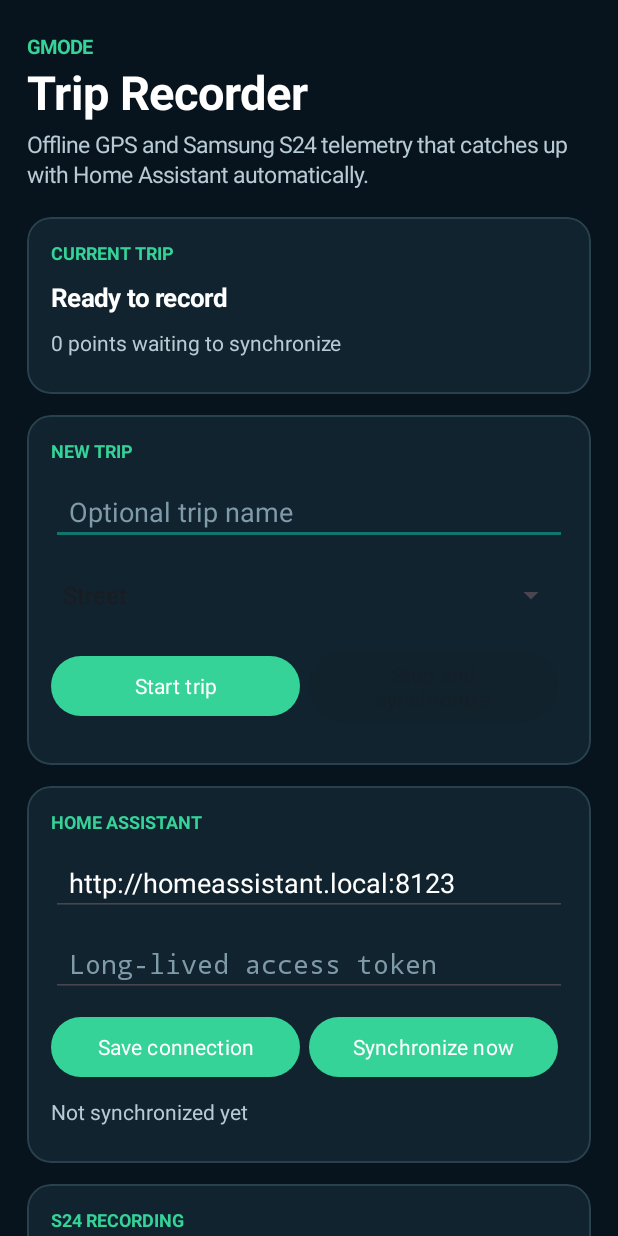
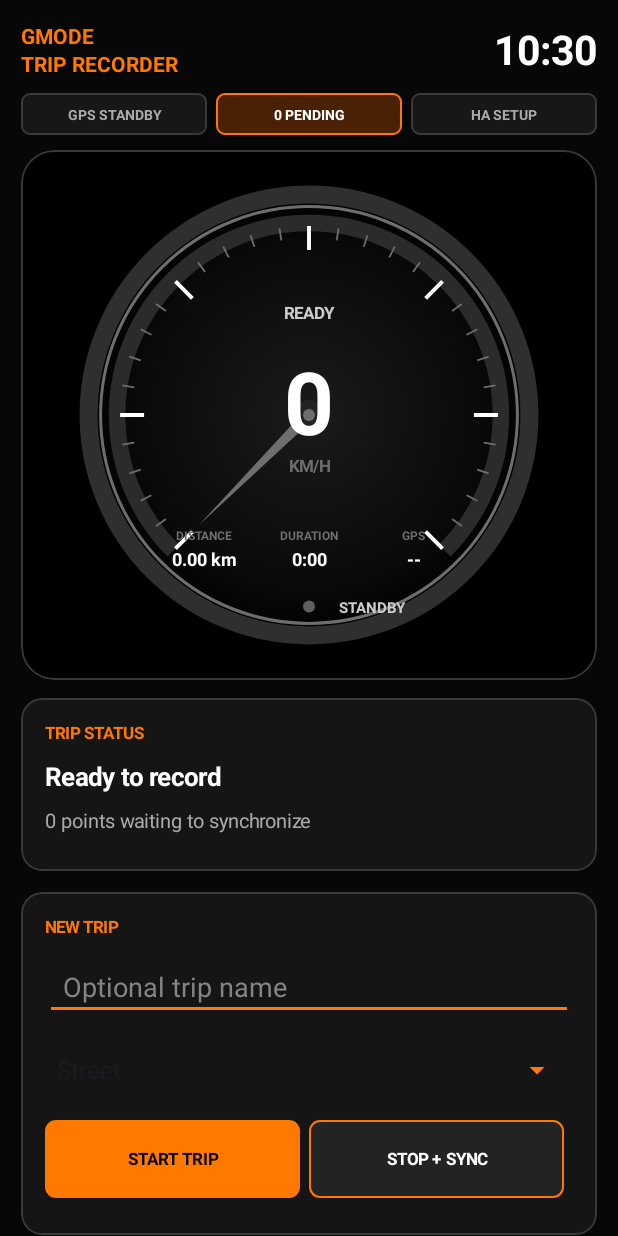
Before and after one commit to gmode2020x-tim/jarvis-local-llm, an Android app: the screen it shows after launch (MainActivity), on a phone screen of 412 x 824 dp. Run offline under Robolectric (Android 15) with nearby library versions, the light colour scheme and no system bars; our stand-ins replace Room's generated code.

Commit message:
Redesign Android trip dashboard

```diff
--- a/android/gmode-trip-recorder/app/build.gradle.kts
+++ b/android/gmode-trip-recorder/app/build.gradle.kts
@@ -12,8 +12,8 @@ android {
         applicationId = "ca.gmode.triprecorder"
         minSdk = 29
         targetSdk = 35
-        versionCode = 1
-        versionName = "1.0.0"
+        versionCode = 2
+        versionName = "1.1.0"
 
         testInstrumentationRunner = "androidx.test.runner.AndroidJUnitRunner"
     }
--- /dev/null
+++ b/android/gmode-trip-recorder/app/src/main/java/ca/gmode/triprecorder/DashboardGaugeView.kt
@@ -0,0 +1,212 @@
+package ca.gmode.triprecorder
+
+import android.content.Context
+import android.graphics.Canvas
+import android.graphics.Color
+import android.graphics.Paint
+import android.graphics.Path
+import android.graphics.RadialGradient
+import android.graphics.RectF
+import android.graphics.Shader
+import android.util.AttributeSet
+import android.view.View
+import kotlin.math.cos
+import kotlin.math.min
+import kotlin.math.roundToInt
+import kotlin.math.sin
+
+/** Automotive-style live trip instrument drawn without bitmap assets. */
+class DashboardGaugeView @JvmOverloads constructor(
+    context: Context,
+    attrs: AttributeSet? = null,
+) : View(context, attrs) {
+    private val paint = Paint(Paint.ANTI_ALIAS_FLAG)
+    private val bounds = RectF()
+    private val needlePath = Path()
+    private var dialGradient: RadialGradient? = null
+
+    private var isRecording = false
+    private var speedKph = 0
+    private var distanceKm = 0.0
+    private var duration = "0:00"
+    private var accuracyMeters: Int? = null
+    private var tripTitle = "READY"
+
+    fun setTelemetry(
+        recording: Boolean,
+        title: String,
+        speedKph: Int,
+        distanceKm: Double,
+        duration: String,
+        accuracyMeters: Int?,
+    ) {
+        isRecording = recording
+        tripTitle = title.uppercase().take(22)
+        this.speedKph = speedKph.coerceAtLeast(0)
+        this.distanceKm = distanceKm.coerceAtLeast(0.0)
+        this.duration = duration
+        this.accuracyMeters = accuracyMeters
+        invalidate()
+    }
+
+    override fun onMeasure(widthMeasureSpec: Int, heightMeasureSpec: Int) {
+        val width = MeasureSpec.getSize(widthMeasureSpec)
+        val desired = (width * 0.92f).roundToInt()
+        setMeasuredDimension(width, resolveSize(desired, heightMeasureSpec))
+    }
+
+    override fun onDraw(canvas: Canvas) {
+        super.onDraw(canvas)
+        val cx = width / 2f
+        val cy = height / 2f
+        val radius = min(width, height) * 0.43f
+        val orange = Color.rgb(255, 121, 0)
+        val mutedOrange = Color.rgb(116, 57, 10)
+        val activeColor = if (isRecording) orange else Color.rgb(110, 110, 110)
+
+        paint.style = Paint.Style.FILL
+        paint.shader = dialGradient
+        canvas.drawCircle(cx, cy, radius, paint)
+        paint.shader = null
+
+        paint.style = Paint.Style.STROKE
+        paint.strokeWidth = dp(12f)
+        paint.color = Color.rgb(47, 47, 47)
+        canvas.drawCircle(cx, cy, radius - dp(5f), paint)
+        paint.strokeWidth = dp(2f)
+        paint.color = activeColor
+        canvas.drawCircle(cx, cy, radius - dp(13f), paint)
+
+        bounds.set(cx - radius + dp(24f), cy - radius + dp(24f), cx + radius - dp(24f), cy + radius - dp(24f))
+        paint.strokeCap = Paint.Cap.BUTT
+        paint.strokeWidth = dp(11f)
+        paint.color = if (isRecording) mutedOrange else Color.rgb(43, 43, 43)
+        canvas.drawArc(bounds, 135f, 270f, false, paint)
+        paint.color = activeColor
+        val sweep = (speedKph.coerceAtMost(MAX_SPEED).toFloat() / MAX_SPEED) * 270f
+        canvas.drawArc(bounds, 135f, sweep, false, paint)
+
+        drawTicks(canvas, cx, cy, radius - dp(26f), activeColor)
+        drawNeedle(canvas, cx, cy, radius - dp(48f), activeColor)
+
+        drawCentered(canvas, tripTitle, cx, cy - radius * 0.42f, dp(11f), Color.LTGRAY, true)
+        drawCentered(canvas, speedKph.toString(), cx, cy + dp(13f), dp(58f), Color.WHITE, true)
+        drawCentered(canvas, "KM/H", cx, cy + dp(38f), dp(11f), activeColor, true)
+
+        val metricY = cy + radius * 0.55f
+        drawMetric(canvas, cx - radius * 0.46f, metricY, "DISTANCE", "%.2f km".format(distanceKm), activeColor)
+        drawMetric(canvas, cx, metricY, "DURATION", duration, activeColor)
+        drawMetric(
+            canvas,
+            cx + radius * 0.46f,
+            metricY,
+            "GPS",
+            accuracyMeters?.let { "±$it m" } ?: "--",
+            activeColor,
+        )
+
+        paint.style = Paint.Style.FILL
+        paint.color = if (isRecording) orange else Color.rgb(95, 95, 95)
+        canvas.drawCircle(cx, cy + radius * 0.84f, dp(4f), paint)
+        drawCentered(
+            canvas,
+            if (isRecording) "RECORDING" else "STANDBY",
+            cx + dp(42f),
+            cy + radius * 0.87f,
+            dp(10f),
+            Color.LTGRAY,
+            true,
+        )
+    }
+
+    private fun drawTicks(canvas: Canvas, cx: Float, cy: Float, radius: Float, color: Int) {
+        for (index in 0..30) {
+            val degrees = 135f + index * 9f
+            val radians = Math.toRadians(degrees.toDouble())
+            val major = index % 5 == 0
+            val outer = radius
+            val inner = radius - dp(if (major) 16f else 8f)
+            paint.style = Paint.Style.STROKE
+            paint.strokeWidth = dp(if (major) 2.6f else 1.2f)
+            paint.color = if (major) Color.WHITE else color
+            canvas.drawLine(
+                cx + cos(radians).toFloat() * inner,
+                cy + sin(radians).toFloat() * inner,
+                cx + cos(radians).toFloat() * outer,
+                cy + sin(radians).toFloat() * outer,
+                paint,
+            )
+        }
+    }
+
+    private fun drawNeedle(canvas: Canvas, cx: Float, cy: Float, length: Float, color: Int) {
+        val degrees = 135f + (speedKph.coerceAtMost(MAX_SPEED).toFloat() / MAX_SPEED) * 270f
+        val radians = Math.toRadians(degrees.toDouble())
+        val tipX = cx + cos(radians).toFloat() * length
+        val tipY = cy + sin(radians).toFloat() * length
+        val perpendicular = radians + Math.PI / 2
+        needlePath.apply {
+            reset()
+            moveTo(
+                cx + cos(perpendicular).toFloat() * dp(4f),
+                cy + sin(perpendicular).toFloat() * dp(4f),
+            )
+            lineTo(tipX, tipY)
+            lineTo(
+                cx - cos(perpendicular).toFloat() * dp(4f),
+                cy - sin(perpendicular).toFloat() * dp(4f),
+            )
+            close()
+        }
+        paint.style = Paint.Style.FILL
+        paint.color = color
+        canvas.drawPath(needlePath, paint)
+        paint.color = Color.rgb(35, 35, 35)
+        canvas.drawCircle(cx, cy, dp(10f), paint)
+        paint.color = color
+        canvas.drawCircle(cx, cy, dp(4f), paint)
+    }
+
+    private fun drawMetric(canvas: Canvas, x: Float, y: Float, label: String, value: String, accent: Int) {
+        drawCentered(canvas, label, x, y, dp(8f), accent, true)
+        drawCentered(canvas, value, x, y + dp(17f), dp(12f), Color.WHITE, true)
+    }
+
+    private fun drawCentered(
+        canvas: Canvas,
+        value: String,
+        x: Float,
+        baseline: Float,
+        size: Float,
+        color: Int,
+        bold: Boolean,
+    ) {
+        paint.style = Paint.Style.FILL
+        paint.textAlign = Paint.Align.CENTER
+        paint.textSize = size
+        paint.color = color
+        paint.typeface = if (bold) android.graphics.Typeface.DEFAULT_BOLD else android.graphics.Typeface.DEFAULT
+        canvas.drawText(value, x, baseline, paint)
+    }
+
+    private fun dp(value: Float): Float = value * resources.displayMetrics.density
+
+    override fun onSizeChanged(width: Int, height: Int, oldWidth: Int, oldHeight: Int) {
+        super.onSizeChanged(width, height, oldWidth, oldHeight)
+        val cx = width / 2f
+        val cy = height / 2f
+        val radius = min(width, height) * 0.43f
+        dialGradient = RadialGradient(
+            cx,
+            cy,
+            radius,
+            intArrayOf(Color.rgb(27, 27, 27), Color.rgb(10, 10, 10), Color.BLACK),
+            floatArrayOf(0f, 0.74f, 1f),
+            Shader.TileMode.CLAMP,
+        )
+    }
+
+    private companion object {
+        const val MAX_SPEED = 160
+    }
+}
--- a/android/gmode-trip-recorder/app/src/main/java/ca/gmode/triprecorder/MainActivity.kt
+++ b/android/gmode-trip-recorder/app/src/main/java/ca/gmode/triprecorder/MainActivity.kt
@@ -3,7 +3,10 @@ package ca.gmode.triprecorder
 import android.Manifest
 import android.content.Intent
 import android.content.pm.PackageManager
+import android.content.res.ColorStateList
 import android.graphics.Color
+import android.graphics.Typeface
+import android.graphics.drawable.GradientDrawable
 import android.net.Uri
 import android.os.Build
 import android.os.Bundle
@@ -35,6 +38,8 @@ import kotlinx.coroutines.isActive
 import kotlinx.coroutines.launch
 import java.time.Duration
 import java.time.Instant
+import java.time.LocalTime
+import java.time.format.DateTimeFormatter
 import kotlin.math.roundToInt
 
 class MainActivity : AppCompatActivity() {
@@ -49,6 +54,11 @@ class MainActivity : AppCompatActivity() {
     private lateinit var recorderStatus: TextView
     private lateinit var telemetryStatus: TextView
     private lateinit var synchronizationStatus: TextView
+    private lateinit var gpsChip: TextView
+    private lateinit var queueChip: TextView
+    private lateinit var homeAssistantChip: TextView
+    private lateinit var dashboardClock: TextView
+    private lateinit var gauge: DashboardGaugeView
     private lateinit var startButton: MaterialButton
     private lateinit var stopButton: MaterialButton
     private var startAfterPermission = false
@@ -74,28 +84,45 @@ class MainActivity : AppCompatActivity() {
 
     private fun createContent(): ScrollView {
         val scroll = ScrollView(this).apply {
-            setBackgroundColor(Color.parseColor("#08141D"))
+            setBackgroundColor(BACKGROUND)
             isFillViewport = true
         }
         val content = LinearLayout(this).apply {
             orientation = LinearLayout.VERTICAL
-            setPadding(dp(18), dp(22), dp(18), dp(32))
+            setPadding(dp(14), dp(14), dp(14), dp(32))
         }
         scroll.addView(content, ViewGroup.LayoutParams(ViewGroup.LayoutParams.MATCH_PARENT, ViewGroup.LayoutParams.WRAP_CONTENT))
 
-        content.addView(text("GMODE", 13f, Color.parseColor("#36D399"), bold = true))
-        content.addView(text("Trip Recorder", 31f, Color.WHITE, bold = true).withBottom(dp(4)))
+        dashboardClock = text("--:--", 27f, Color.WHITE, bold = true).apply { gravity = Gravity.END }
         content.addView(
-            text(
-                "Offline GPS and Samsung S24 telemetry that catches up with Home Assistant automatically.",
-                15f,
-                Color.parseColor("#B8CAD4"),
-            ).withBottom(dp(18)),
+            horizontalViews(
+                text("GMODE\nTRIP RECORDER", 14f, ORANGE, bold = true),
+                dashboardClock,
+            ).withBottom(dp(10)),
+        )
+
+        gpsChip = statusChip("GPS STANDBY")
+        queueChip = statusChip("0 PENDING")
+        homeAssistantChip = statusChip("HA CHECKING")
+        content.addView(horizontalViews(gpsChip, queueChip, homeAssistantChip).withBottom(dp(10)))
+
+        gauge = DashboardGaugeView(this)
+        content.addView(
+            MaterialCardView(this).apply {
+                radius = dp(22).toFloat()
+                strokeWidth = dp(1)
+                strokeColor = OUTLINE
+                setCardBackgroundColor(Color.BLACK)
+                addView(gauge)
+                layoutParams = LinearLayout.LayoutParams(ViewGroup.LayoutParams.MATCH_PARENT, ViewGroup.LayoutParams.WRAP_CONTENT).apply {
+                    bottomMargin = dp(12)
+                }
+            },
         )
 
         recorderStatus = text("Checking recorder…", 17f, Color.WHITE, bold = true)
-        telemetryStatus = text("", 14f, Color.parseColor("#B8CAD4"))
-        content.addView(card("CURRENT TRIP", recorderStatus, telemetryStatus))
+        telemetryStatus = text("", 13f, MUTED)
+        content.addView(card("TRIP STATUS", recorderStatus, telemetryStatus))
 
         tripName = editText("Optional trip name")
         tripType = Spinner(this).apply {
@@ -104,31 +131,40 @@ class MainActivity : AppCompatActivity() {
                 android.R.layout.simple_spinner_dropdown_item,
                 TRIP_TYPE_LABELS,
             )
+            backgroundTintList = ColorStateList.valueOf(ORANGE)
         }
-        startButton = MaterialButton(this).apply { text = "Start trip" }
-        stopButton = MaterialButton(this).apply { text = "Stop and synchronize"; isEnabled = false }
+        startButton = dashboardButton("START TRIP", filled = true)
+        stopButton = dashboardButton("STOP + SYNC", filled = false).apply { isEnabled = false }
         content.addView(card("NEW TRIP", tripName, tripType, horizontalButtons(startButton, stopButton)))
 
         baseUrl = editText("Home Assistant URL").apply { setText(secureSettings.baseUrl) }
         token = editText(if (secureSettings.hasToken()) "Access token saved — leave blank to keep it" else "Long-lived access token").apply {
             inputType = InputType.TYPE_CLASS_TEXT or InputType.TYPE_TEXT_VARIATION_PASSWORD
         }
-        val save = MaterialButton(this).apply { text = "Save connection" }
-        val sync = MaterialButton(this).apply { text = "Synchronize now" }
-        synchronizationStatus = text("", 14f, Color.parseColor("#B8CAD4"))
-        content.addView(card("HOME ASSISTANT", baseUrl, token, horizontalButtons(save, sync), synchronizationStatus))
+        val save = dashboardButton("SAVE CONNECTION", filled = true)
+        val sync = dashboardButton("SYNC NOW", filled = false)
+        synchronizationStatus = text("", 13f, MUTED)
+        val connectionBody = LinearLayout(this).apply {
+            orientation = LinearLayout.VERTICAL
+            visibility = android.view.View.GONE
+            addView(baseUrl.withBottom(dp(7)))
+            addView(token.withBottom(dp(7)))
+            addView(horizontalButtons(save, sync).withBottom(dp(7)))
+            addView(synchronizationStatus)
+        }
+        val connectionToggle = dashboardButton("HOME ASSISTANT CONNECTION", filled = false)
+        connectionToggle.setOnClickListener {
+            connectionBody.visibility = if (connectionBody.visibility == android.view.View.VISIBLE) android.view.View.GONE else android.view.View.VISIBLE
+        }
 
-        val battery = MaterialButton(this).apply { text = "Open battery settings" }
+        val battery = dashboardButton("S24 BATTERY SETTINGS", filled = false)
+        content.addView(card("SYSTEM", horizontalButtons(connectionToggle, battery), connectionBody))
         content.addView(
-            card(
-                "S24 RECORDING",
-                text(
-                    "GPS: 5 seconds / 5 metres\nSensors: barometer, linear acceleration and gyroscope\nStorage: encrypted app-private database\nUploads: automatic retry whenever a network is available",
-                    14f,
-                    Color.parseColor("#B8CAD4"),
-                ),
-                battery,
-            ),
+            text(
+                "GPS 5 sec / 5 m  •  BAROMETER  •  ACCELERATION  •  GYROSCOPE\nLocal-first recording; automatic Home Assistant retry.",
+                11f,
+                Color.parseColor("#777777"),
+            ).apply { gravity = Gravity.CENTER }.withBottom(dp(6)),
         )
 
         save.setOnClickListener { saveConnection() }
@@ -192,6 +228,8 @@ class MainActivity : AppCompatActivity() {
                 if (active == null) {
                     recorderStatus.text = "Ready to record"
                     telemetryStatus.text = "$pending points waiting to synchronize"
+                    gauge.setTelemetry(false, "READY", 0, 0.0, "0:00", null)
+                    setChip(gpsChip, "GPS STANDBY", false)
                     startButton.isEnabled = true
                     stopButton.isEnabled = false
                 } else {
@@ -203,6 +241,15 @@ class MainActivity : AppCompatActivity() {
                         active.lastAccuracyMeters?.let { append(" • GPS ±${it.roundToInt()} m") }
                         append("\n${active.pointCount} recorded • $pending waiting to sync")
                     }
+                    gauge.setTelemetry(
+                        true,
+                        active.title,
+                        speed,
+                        active.distanceMeters / 1000,
+                        formatDuration(duration),
+                        active.lastAccuracyMeters?.roundToInt(),
+                    )
+                    setChip(gpsChip, active.lastAccuracyMeters?.let { "GPS ±${it.roundToInt()} M" } ?: "GPS SEARCHING", active.lastAccuracyMeters != null)
                     startButton.isEnabled = false
                     stopButton.isEnabled = true
                 }
@@ -211,6 +258,23 @@ class MainActivity : AppCompatActivity() {
                     append(sync.state)
                     if (sync.message.isNotBlank()) append(" — ${sync.message}")
                 }
+                setChip(queueChip, "$pending PENDING", pending == 0)
+                val configured = secureSettings.baseUrl.isNotBlank() && secureSettings.hasToken()
+                val syncFailed = sync.state.contains("fail", ignoreCase = true) ||
+                    sync.state.contains("error", ignoreCase = true) ||
+                    sync.state.contains("offline", ignoreCase = true)
+                val syncGood = configured && !syncFailed && (
+                    sync.state.contains("success", ignoreCase = true) ||
+                        sync.state.contains("complete", ignoreCase = true) || pending == 0
+                    )
+                val homeAssistantLabel = when {
+                    !configured -> "HA SETUP"
+                    syncFailed -> "HA OFFLINE"
+                    pending > 0 -> "HA SYNCING"
+                    else -> "HA READY"
+                }
+                setChip(homeAssistantChip, homeAssistantLabel, syncGood)
+                dashboardClock.text = LocalTime.now().format(TIME_FORMAT)
                 delay(1_000)
             }
         }
@@ -220,14 +284,14 @@ class MainActivity : AppCompatActivity() {
         val body = LinearLayout(this).apply {
             orientation = LinearLayout.VERTICAL
             setPadding(dp(16), dp(15), dp(16), dp(15))
-            addView(text(label, 12f, Color.parseColor("#36D399"), bold = true).withBottom(dp(10)))
+            addView(text(label, 11f, ORANGE, bold = true).withBottom(dp(10)))
             children.forEach { child -> addView(child.withBottom(dp(9))) }
         }
         return MaterialCardView(this).apply {
-            radius = dp(16).toFloat()
+            radius = dp(14).toFloat()
             strokeWidth = dp(1)
-            strokeColor = Color.parseColor("#29414D")
-            setCardBackgroundColor(Color.parseColor("#10232E"))
+            strokeColor = OUTLINE
+            setCardBackgroundColor(PANEL)
             addView(body)
             layoutParams = LinearLayout.LayoutParams(ViewGroup.LayoutParams.MATCH_PARENT, ViewGroup.LayoutParams.WRAP_CONTENT).apply {
                 bottomMargin = dp(14)
@@ -245,10 +309,59 @@ class MainActivity : AppCompatActivity() {
         }
     }
 
+    private fun horizontalViews(vararg views: android.view.View): LinearLayout = LinearLayout(this).apply {
+        orientation = LinearLayout.HORIZONTAL
+        gravity = Gravity.CENTER_VERTICAL
+        views.forEachIndexed { index, view ->
+            addView(view, LinearLayout.LayoutParams(0, ViewGroup.LayoutParams.WRAP_CONTENT, 1f).apply {
+                if (index < views.lastIndex) marginEnd = dp(6)
+            })
+        }
+    }
+
+    private fun statusChip(label: String): TextView = text(label, 9.5f, MUTED, bold = true).apply {
+        gravity = Gravity.CENTER
+        setPadding(dp(7), dp(7), dp(7), dp(7))
+        background = chipBackground(false)
+    }
+
+    private fun setChip(chip: TextView, label: String, good: Boolean) {
+        chip.text = label
+        chip.setTextColor(if (good) Color.WHITE else MUTED)
+        chip.background = chipBackground(good)
+    }
+
+    private fun chipBackground(active: Boolean): GradientDrawable = GradientDrawable().apply {
+        shape = GradientDrawable.RECTANGLE
+        cornerRadius = dp(5).toFloat()
+        setColor(if (active) Color.parseColor("#4A2105") else Color.parseColor("#171717"))
+        setStroke(dp(1), if (active) ORANGE else OUTLINE)
+    }
+
+    private fun dashboardButton(label: String, filled: Boolean): MaterialButton = MaterialButton(this).apply {
+        text = label
+        textSize = 11f
+        setTypeface(typeface, Typeface.BOLD)
+        cornerRadius = dp(7)
+        minHeight = dp(52)
+        insetTop = 0
+        insetBottom = 0
+        if (filled) {
+            backgroundTintList = ColorStateList.valueOf(ORANGE)
+            setTextColor(Color.BLACK)
+        } else {
+            backgroundTintList = ColorStateList.valueOf(Color.parseColor("#232323"))
+            strokeColor = ColorStateList.valueOf(ORANGE)
+            strokeWidth = dp(1)
+            setTextColor(Color.WHITE)
+        }
+    }
+
     private fun editText(hintText: String): EditText = EditText(this).apply {
         hint = hintText
         setTextColor(Color.WHITE)
-        setHintTextColor(Color.parseColor("#7F9AA8"))
+        setHintTextColor(Color.parseColor("#858585"))
+        backgroundTintList = ColorStateList.valueOf(ORANGE)
         setSingleLine(true)
         setPadding(dp(12), dp(10), dp(12), dp(10))
     }
@@ -280,6 +393,12 @@ class MainActivity : AppCompatActivity() {
     }
 
     companion object {
+        private val BACKGROUND = Color.parseColor("#070707")
+        private val PANEL = Color.parseColor("#151515")
+        private val OUTLINE = Color.parseColor("#393939")
+        private val ORANGE = Color.parseColor("#FF7900")
+        private val MUTED = Color.parseColor("#AAAAAA")
+        private val TIME_FORMAT = DateTimeFormatter.ofPattern("h:mm")
         private val TRIP_TYPE_LABELS = listOf("Street", "Off road", "Snow", "Water")
         private val TRIP_TYPE_VALUES = listOf("street", "off_road", "snow", "water")
     }
--- a/android/gmode-trip-recorder/app/src/main/res/values/colors.xml
+++ b/android/gmode-trip-recorder/app/src/main/res/values/colors.xml
@@ -1,5 +1,5 @@
 <resources>
-    <color name="gmode_green">#36D399</color>
-    <color name="gmode_green_dark">#0F766E</color>
-    <color name="gmode_navy">#08141D</color>
+    <color name="gmode_orange">#FF7900</color>
+    <color name="gmode_orange_dark">#A84E00</color>
+    <color name="gmode_black">#070707</color>
 </resources>
--- a/android/gmode-trip-recorder/app/src/main/res/values/themes.xml
+++ b/android/gmode-trip-recorder/app/src/main/res/values/themes.xml
@@ -1,10 +1,10 @@
 <resources>
     <style name="Theme.GModeTripRecorder" parent="Theme.Material3.DayNight.NoActionBar">
-        <item name="colorPrimary">@color/gmode_green</item>
-        <item name="colorSecondary">@color/gmode_green_dark</item>
+        <item name="colorPrimary">@color/gmode_orange</item>
+        <item name="colorSecondary">@color/gmode_orange_dark</item>
         <item name="android:fontFamily">sans</item>
         <item name="android:windowLightStatusBar">false</item>
-        <item name="android:navigationBarColor">@color/gmode_navy</item>
-        <item name="android:statusBarColor">@color/gmode_navy</item>
+        <item name="android:navigationBarColor">@color/gmode_black</item>
+        <item name="android:statusBarColor">@color/gmode_black</item>
     </style>
 </resources>
```
Also changed, not shown: 1 other file.
